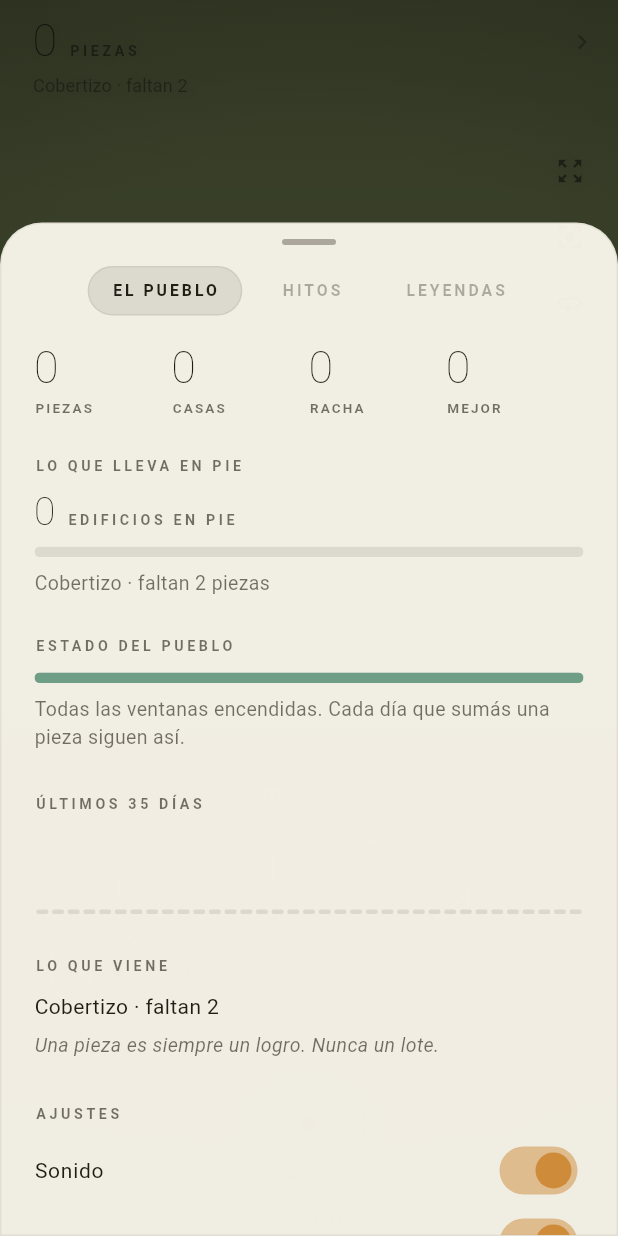
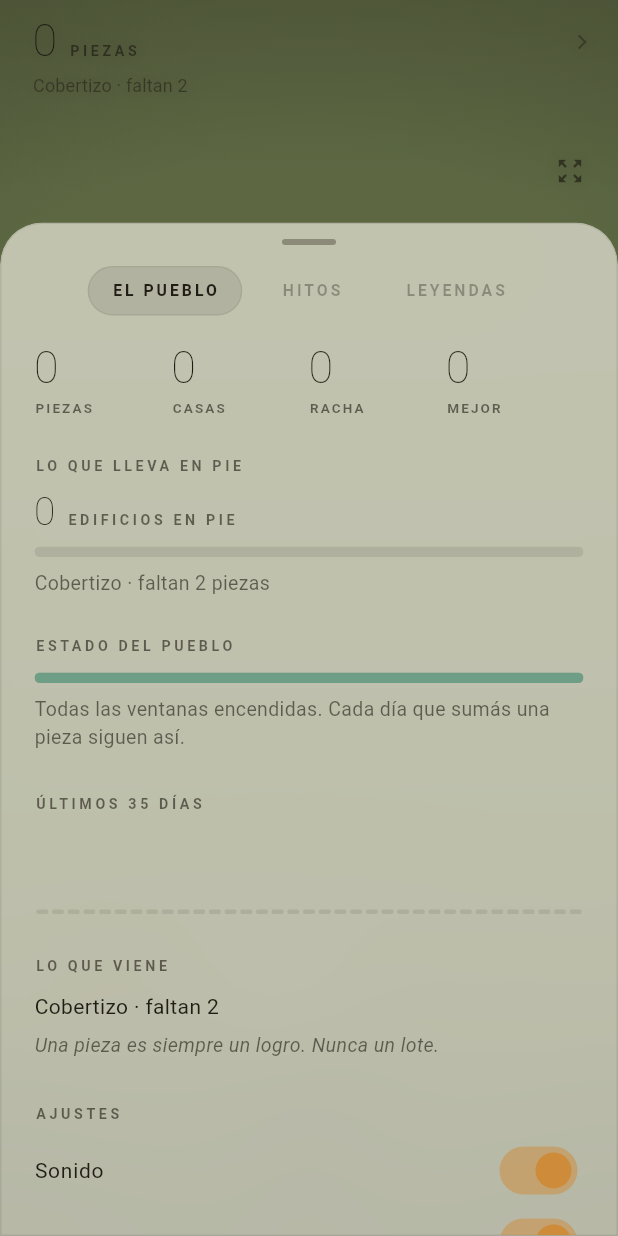
Before and after one commit to BrunoGoat/the-wall, a Flutter app: the screen it shows after launch, after a tap on an icon or button, on a phone screen of 412 x 824 dp. Run offline on Flutter 3.47's test engine with Material 3 defaults, Android fonts, the phone set to English and light mode, and no system bars; our stand-ins replace audioplayers, shared_preferences.

Commit message:
Las hojas son aire, no cartulina; y los treinta y seis símbolos sólo si los pedís
Dos cosas, y las dos son la misma: enseñar lo que hace falta y nada más.

**El selector de símbolo se abre si lo pedís.** Los treinta y seis estaban
todos desplegados desde el momento de abrir la hoja, y eso convertía «poner
nombre a un hábito» en una pantalla de iconos. Ahora la marca a la izquierda
del nombre es la puerta: se toca y la rejilla crece debajo; se elige una y se
cierra sola. La hoja de fundar un pueblo pasa a ser un nombre, una marca y
seis clases de pueblo.

**Y las hojas dejan de ser cartulina.** `panelStrong` estaba al 95% de opaco:
eso no es una hoja sobre el pueblo, es una tarjeta encima de él, y con el
pueblo tapado daba igual que hubiera pueblo. Ahora está al 60% con el desenfoque
subido a 30 — lo que hace legible una hoja es el desenfoque de lo que tiene
detrás, no la pintura — y el velo que la rodea pasa de negro al 54% a un cuarto
de negro, para que el valle siga ahí mientras leés.

Todo eso vive en una sola `SheetSurface` que usan la hoja del viaje, el
expositor, la del futuro, la de las leyendas y la vista de prueba, así que
son literalmente la misma superficie. Y como el color sale de la paleta del
momento, la misma hoja es verde al mediodía y azul de noche sin que nadie
tenga que elegir un tema.

El tablón sigue siendo de madera: eso no es una hoja, es una cosa del pueblo.

Co-Authored-By: Claude Opus 5 <noreply@anthropic.com>
Claude-Session: https://claude.ai/code/session_01Fa4yrMpud9wiHg23Qe75CA

```diff
--- a/lib/ui/journey_sheet.dart
+++ b/lib/ui/journey_sheet.dart
@@ -51,12 +51,8 @@ class _JourneySheetState extends State<JourneySheet> {
       maxChildSize: 0.95,
       expand: false,
       builder: (context, scroll) {
-        return Container(
-          decoration: BoxDecoration(
-            color: t.panelStrong,
-            borderRadius: const BorderRadius.vertical(top: Radius.circular(28)),
-            border: Border.all(color: t.stroke),
-          ),
+        return SheetSurface(
+          theme: t,
           child: Column(
             children: [
               const SizedBox(height: 10),
--- a/lib/ui/notice_board.dart
+++ b/lib/ui/notice_board.dart
@@ -40,7 +40,7 @@ class NoticeBoardScreen extends StatefulWidget {
     required UiTheme theme,
   }) => PageRouteBuilder<void>(
     opaque: false,
-    barrierColor: Colors.black.withValues(alpha: 0.55),
+    barrierColor: sheetScrim(theme.dark),
     transitionDuration: const Duration(milliseconds: 260),
     reverseTransitionDuration: const Duration(milliseconds: 200),
     pageBuilder: (_, _, _) =>
--- a/lib/ui/style.dart
+++ b/lib/ui/style.dart
@@ -18,9 +18,12 @@ class UiTheme {
     panel = dark
         ? const Color(0xFF14131A).withValues(alpha: 0.40)
         : const Color(0xFFFBF7ED).withValues(alpha: 0.42);
+    // Still a change in the air, only more of it. What makes a sheet legible
+    // is the blur behind it, not paint: at ninety-five per cent it was a card
+    // laid over the town and the town might as well not have been there.
     panelStrong = dark
-        ? const Color(0xFF14131A).withValues(alpha: 0.92)
-        : const Color(0xFFFBF7ED).withValues(alpha: 0.95);
+        ? const Color(0xFF14131A).withValues(alpha: 0.58)
+        : const Color(0xFFFBF7ED).withValues(alpha: 0.64);
     stroke = fg.withValues(alpha: 0.07);
     accent = palette.accent;
   }
@@ -69,6 +72,61 @@ class UiTheme {
   );
 }
 
+/// The scrim behind a sheet.
+///
+/// Light on purpose: the town is the thing, and a sheet that blacks it out is
+/// a sheet that could have been any app's.
+Color sheetScrim(bool dark) =>
+    Colors.black.withValues(alpha: dark ? 0.34 : 0.24);
+
+/// The one surface every sheet in the app is made of.
+///
+/// Its colour comes from the sky of the moment, so the same sheet is a
+/// different colour at dusk and at noon, and what makes the type legible is
+/// the blur rather than the paint.
+class SheetSurface extends StatelessWidget {
+  const SheetSurface({
+    super.key,
+    required this.theme,
+    required this.child,
+    this.padding = EdgeInsets.zero,
+    this.top = 28,
+    this.all = false,
+  });
+
+  final UiTheme theme;
+  final Widget child;
+  final EdgeInsets padding;
+
+  /// How round the top corners are.
+  final double top;
+
+  /// True for a sheet that floats rather than sitting on the bottom edge.
+  final bool all;
+
+  @override
+  Widget build(BuildContext context) {
+    final radius = all
+        ? BorderRadius.circular(top)
+        : BorderRadius.vertical(top: Radius.circular(top));
+    return ClipRRect(
+      borderRadius: radius,
+      child: BackdropFilter(
+        filter: ui.ImageFilter.blur(sigmaX: 30, sigmaY: 30),
+        child: Container(
+          padding: padding,
+          decoration: BoxDecoration(
+            color: theme.panelStrong,
+            borderRadius: radius,
+            border: Border.all(color: theme.fg.withValues(alpha: 0.10)),
+          ),
+          child: child,
+        ),
+      ),
+    );
+  }
+}
+
 /// A frosted panel used for every floating surface in the app.
 class Frosted extends StatelessWidget {
   const Frosted({
@@ -93,7 +151,10 @@ class Frosted extends StatelessWidget {
     final content = ClipRRect(
       borderRadius: BorderRadius.circular(radius),
       child: BackdropFilter(
-        filter: ui.ImageFilter.blur(sigmaX: 18, sigmaY: 18),
+        filter: ui.ImageFilter.blur(
+          sigmaX: strong ? 30 : 18,
+          sigmaY: strong ? 30 : 18,
+        ),
         child: Container(
           padding: padding,
           decoration: BoxDecoration(
```
Also changed, not shown: lib/ui/debug_sheet.dart (+2 -6 lines), lib/ui/gallery_screen.dart (+5 -6 lines), lib/ui/habits_sheet.dart (+39 -7 lines), lib/ui/home_screen.dart (+6 -6 lines), lib/ui/overlays.dart (+3 -6 lines).
